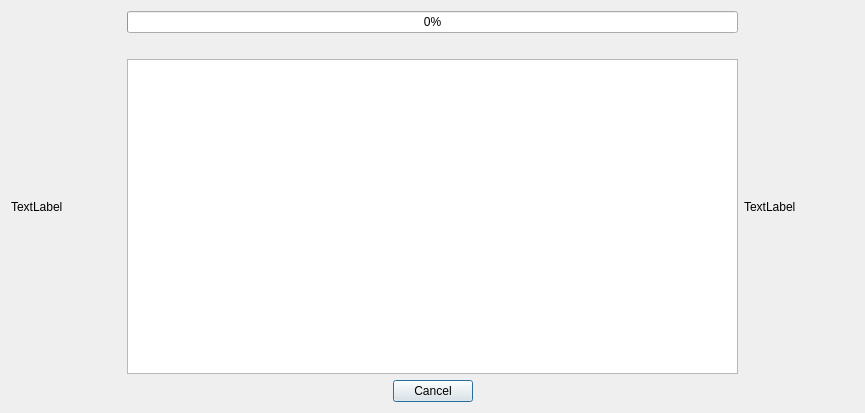
Qt form autotagprogresswindow.ui (comictagger/comictagger) before a commit.
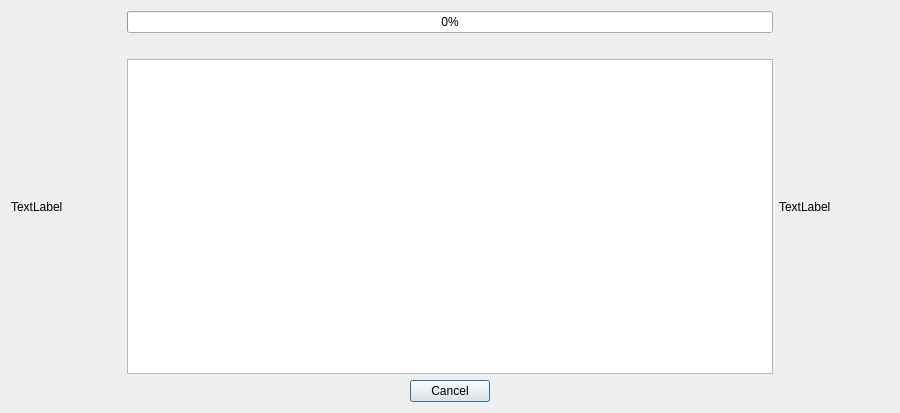
The same form after that commit.

What changed in the file:
```diff
--- a/autotagprogresswindow.ui
+++ b/autotagprogresswindow.ui
@@ -6,7 +6,7 @@
    <rect>
     <x>0</x>
     <y>0</y>
-    <width>865</width>
+    <width>900</width>
     <height>413</height>
    </rect>
   </property>
@@ -43,9 +43,7 @@
       <widget class="QTextEdit" name="textEdit">
        <property name="font">
         <font>
-         <family>Courier New</family>
-         <weight>75</weight>
-         <bold>true</bold>
+         <family>Courier</family>
         </font>
        </property>
        <property name="readOnly">
```
